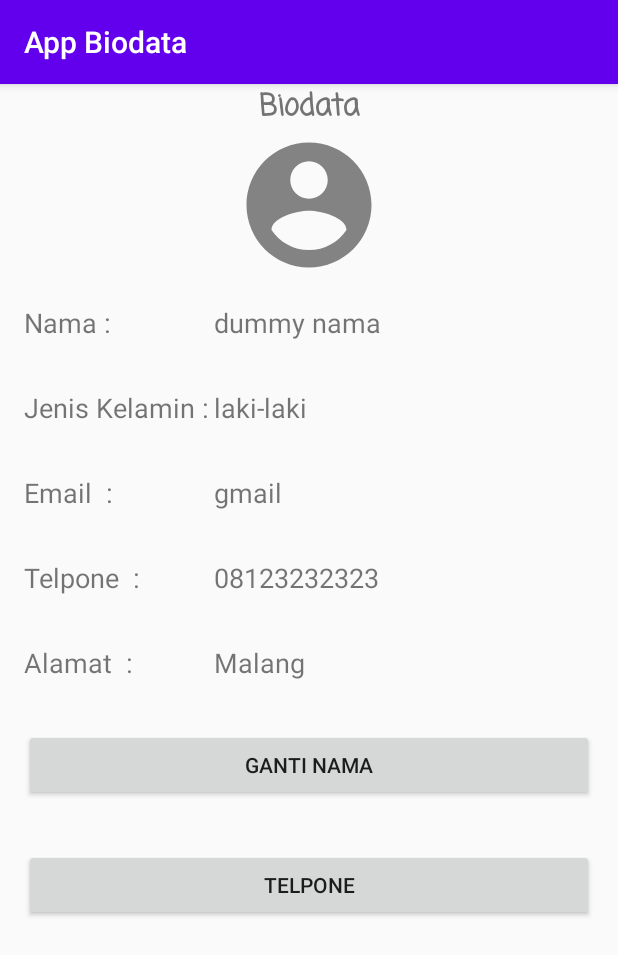
After one commit to alvin1998/smkcoding_online_project_1, an Android app: the ProfilActivity screen opened directly, with no data from a screen before it, on a phone screen of 412 x 824 dp. The commit adds this screen. Shown: the top 955 px of the screen. Run offline under Robolectric (Android 15) with nearby library versions, the phone set to English and light mode, and no system bars.

Commit message:
Membuat Halaman Ke Dua (Biodata)

```diff
--- a/app/src/main/AndroidManifest.xml
+++ b/app/src/main/AndroidManifest.xml
@@ -9,6 +9,7 @@
         android:roundIcon="@mipmap/ic_launcher_round"
         android:supportsRtl="true"
         android:theme="@style/AppTheme">
+        <activity android:name=".ProfilActivity"></activity>
         <activity android:name=".MainActivity">
             <intent-filter>
                 <action android:name="android.intent.action.MAIN" />
--- a/app/src/main/java/com/smkcoding/projectsatu/MainActivity.kt
+++ b/app/src/main/java/com/smkcoding/projectsatu/MainActivity.kt
@@ -1,12 +1,22 @@
 package com.smkcoding.projectsatu
 
+import android.content.Intent
 import androidx.appcompat.app.AppCompatActivity
 import android.os.Bundle
+import kotlinx.android.synthetic.main.activity_main.*
 
 class MainActivity : AppCompatActivity() {
 
     override fun onCreate(savedInstanceState: Bundle?) {
         super.onCreate(savedInstanceState)
         setContentView(R.layout.activity_main)
+
+        btnsave.setOnClickListener { goToProfilActivite()}
+    }
+
+    private fun goToProfilActivite() {
+        val intent = Intent(this, ProfilActivity::class.java)
+        startActivity(intent)
+
     }
 }
--- /dev/null
+++ b/app/src/main/java/com/smkcoding/projectsatu/ProfilActivity.kt
@@ -0,0 +1,12 @@
+package com.smkcoding.projectsatu
+
+import androidx.appcompat.app.AppCompatActivity
+import android.os.Bundle
+
+class ProfilActivity : AppCompatActivity() {
+
+    override fun onCreate(savedInstanceState: Bundle?) {
+        super.onCreate(savedInstanceState)
+        setContentView(R.layout.activity_profil)
+    }
+}
--- /dev/null
+++ b/app/src/main/res/drawable-anydpi/ic_person.xml
@@ -0,0 +1,11 @@
+<vector xmlns:android="http://schemas.android.com/apk/res/android"
+    android:width="24dp"
+    android:height="24dp"
+    android:viewportWidth="24"
+    android:viewportHeight="24"
+    android:tint="#333333"
+    android:alpha="0.6">
+    <path
+        android:fillColor="#FF000000"
+        android:pathData="M12,2C6.48,2 2,6.48 2,12s4.48,10 10,10 10,-4.48 10,-10S17.52,2 12,2zM12,5c1.66,0 3,1.34 3,3s-1.34,3 -3,3 -3,-1.34 -3,-3 1.34,-3 3,-3zM12,19.2c-2.5,0 -4.71,-1.28 -6,-3.22 0.03,-1.99 4,-3.08 6,-3.08 1.99,0 5.97,1.09 6,3.08 -1.29,1.94 -3.5,3.22 -6,3.22z"/>
+</vector>
--- a/app/src/main/res/layout/activity_main.xml
+++ b/app/src/main/res/layout/activity_main.xml
@@ -23,12 +23,14 @@
        />
 
     <EditText
+        android:id="@+id/nama"
         android:layout_width="match_parent"
         android:layout_height="wrap_content"
         android:hint="Nama"
         android:layout_margin="16dp"
         />
     <Spinner
+        android:id="@+id/gender"
         android:layout_width="match_parent"
         android:layout_height="wrap_content"
         android:layout_margin="16dp"
@@ -36,12 +38,14 @@
         />
 
     <EditText
+        android:id="@+id/email"
         android:layout_width="match_parent"
         android:layout_height="wrap_content"
         android:hint="Email"
         android:layout_margin="16dp"
         />
     <EditText
+        android:id="@+id/tlp"
         android:layout_width="match_parent"
         android:layout_height="wrap_content"
         android:hint="Tlp"
@@ -49,6 +53,7 @@
         android:inputType="phone"
         />
     <EditText
+        android:id="@+id/alamat"
         android:layout_width="match_parent"
         android:layout_height="120dp"
         android:hint="Alamat"
@@ -57,6 +62,7 @@
         />
 
     <Button
+        android:id="@+id/btnsave"
         android:layout_width="match_parent"
         android:layout_height="wrap_content"
         android:hint="Simpan"
--- /dev/null
+++ b/app/src/main/res/layout/activity_profil.xml
@@ -0,0 +1,171 @@
+<?xml version="1.0" encoding="utf-8"?>
+<ScrollView
+    xmlns:android="http://schemas.android.com/apk/res/android"
+    xmlns:app="http://schemas.android.com/apk/res-auto"
+    xmlns:tools="http://schemas.android.com/tools"
+    android:layout_width="match_parent"
+    android:layout_height="match_parent">
+<RelativeLayout
+    android:layout_width="match_parent"
+    android:layout_height="wrap_content"
+    tools:context=".ProfilActivity">
+
+    <TextView
+        android:id="@+id/biodata"
+        android:layout_width="match_parent"
+        android:layout_height="wrap_content"
+        android:text="Biodata"
+        android:layout_alignParentStart="true"
+        android:gravity="center_horizontal"
+        android:layout_alignParentLeft="false"
+        android:textSize="20sp"
+        android:fontFamily="casual"
+        android:textStyle="bold"
+        />
+    <ImageView
+        android:id="@+id/iv_foto"
+        android:layout_width="100dp"
+        android:layout_height="100dp"
+        android:src="@drawable/ic_person"
+        android:layout_below="@+id/biodata"
+        android:layout_centerHorizontal="true"
+        />
+    <LinearLayout
+        android:layout_width="match_parent"
+        android:layout_height="wrap_content"
+        android:layout_below="@+id/iv_foto"
+        android:orientation="vertical">
+
+        <LinearLayout
+            android:layout_width="match_parent"
+            android:layout_height="wrap_content"
+            android:layout_margin="16dp"
+            android:orientation="horizontal">
+
+            <TextView
+                android:layout_width="match_parent"
+                android:layout_height="wrap_content"
+                android:layout_weight="2"
+                android:textSize="18sp"
+                android:text="Nama : "/>
+            <TextView
+                android:id="@+id/nama"
+                android:layout_width="match_parent"
+                android:layout_height="wrap_content"
+                android:layout_weight="1"
+                android:textSize="18sp"
+                android:text="dummy nama"/>
+
+        </LinearLayout>
+
+        <LinearLayout
+            android:layout_width="match_parent"
+            android:layout_height="wrap_content"
+            android:layout_margin="16dp"
+            android:orientation="horizontal">
+
+            <TextView
+                android:layout_width="match_parent"
+                android:layout_height="wrap_content"
+                android:layout_weight="2"
+                android:textSize="18sp"
+                android:text="Jenis Kelamin : "/>
+            <TextView
+                android:id="@+id/jenis_kelamin"
+                android:layout_width="match_parent"
+                android:layout_height="wrap_content"
+                android:layout_weight="1"
+                android:textSize="18sp"
+                android:text="laki-laki"/>
+
+        </LinearLayout>
+
+        <LinearLayout
+            android:layout_width="match_parent"
+            android:layout_height="wrap_content"
+            android:layout_margin="16dp"
+            android:orientation="horizontal">
+
+            <TextView
+                android:layout_width="match_parent"
+                android:layout_height="wrap_content"
+                android:layout_weight="2"
+                android:textSize="18sp"
+                android:text="Email  : "/>
+            <TextView
+                android:id="@+id/email"
+                android:layout_width="match_parent"
+                android:layout_height="wrap_content"
+                android:layout_weight="1"
+                android:textSize="18sp"
+                android:text="gmail"/>
+
+        </LinearLayout>
+
+        <LinearLayout
+            android:layout_width="match_parent"
+            android:layout_height="wrap_content"
+            android:layout_margin="16dp"
+            android:orientation="horizontal">
+
+            <TextView
+                android:layout_width="match_parent"
+                android:layout_height="wrap_content"
+                android:layout_weight="2"
+                android:textSize="18sp"
+                android:text="Telpone  : "/>
+            <TextView
+                android:id="@+id/tlp"
+                android:layout_width="match_parent"
+                android:layout_height="wrap_content"
+                android:layout_weight="1"
+                android:textSize="18sp"
+                android:text="08123232323"/>
+
+        </LinearLayout>
+
+        <LinearLayout
+            android:layout_width="match_parent"
+            android:layout_height="wrap_content"
+            android:layout_margin="16dp"
+            android:orientation="horizontal">
+
+            <TextView
+                android:layout_width="match_parent"
+                android:layout_height="wrap_content"
+                android:layout_weight="2"
+                android:textSize="18sp"
+                android:text="Alamat  : "/>
+            <TextView
+                android:id="@+id/alamat"
+                android:layout_width="match_parent"
+                android:layout_height="wrap_content"
+                android:layout_weight="1"
+                android:textSize="18sp"
+                android:text="Malang"/>
+
+        </LinearLayout>
+
+        <Button
+            android:id="@+id/btn_edit"
+            android:layout_width="match_parent"
+            android:layout_height="wrap_content"
+            android:text="Ganti Nama"
+            android:layout_margin="16dp"
+            />
+        <Button
+            android:id="@+id/btn_tlp"
+            android:layout_width="match_parent"
+            android:layout_height="wrap_content"
+            android:text="Telpone"
+            android:layout_margin="16dp"
+            />
+
+
+
+
+    </LinearLayout>
+
+
+</RelativeLayout>
+</ScrollView>
--- /dev/null
+++ b/app/src/main/res/values/refs.xml
@@ -0,0 +1,2 @@
+<?xml version="1.0" encoding="utf-8"?>
+<resources></resources>
```
Also changed, not shown: app/src/main/res/drawable-hdpi/ic_person.png (added), app/src/main/res/drawable-mdpi/ic_person.png (added), app/src/main/res/drawable-xhdpi/ic_person.png (added), app/src/main/res/drawable-xxhdpi/ic_person.png (added).
